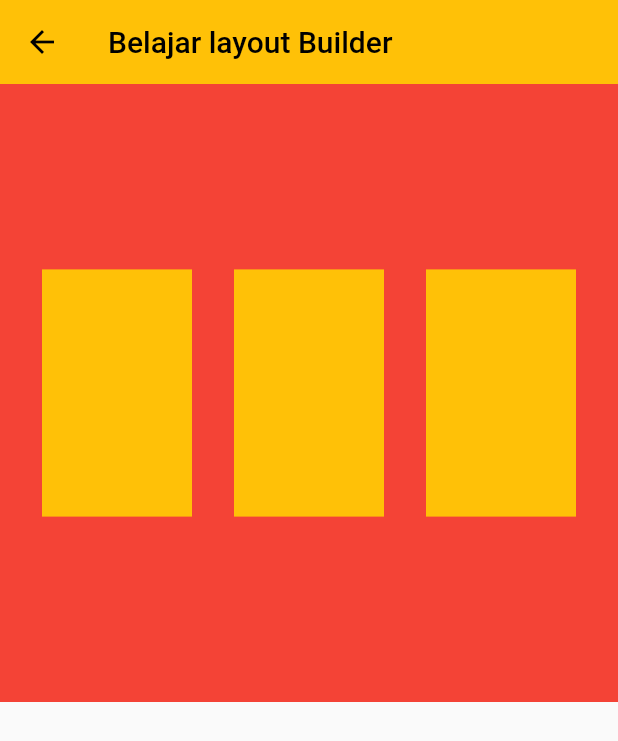
After one commit to dofirfauzi/belajar_flutter, a Flutter app: the BelajarLayoutBuilder screen opened by its route, on a phone screen of 412 x 824 dp. The commit adds this screen. Shown: the top 741 px of the screen. Run offline on Flutter 3.47's test engine with Material 2 defaults, Android fonts, the phone set to English and light mode, and no system bars.

Commit message:
belajar layout builder

```diff
--- a/lib/model/menu.dart
+++ b/lib/model/menu.dart
@@ -23,4 +23,5 @@ var menus = [
   Menu(name: 'Belajar Dialog Widget', page: DialogWidget.routeName),
   Menu(name: 'Belajar Navigation', page: BelajarNavigation.routeName),
   Menu(name: 'Belajar Switch Widget', page: SwitchWidget.routeName),
+  Menu(name: 'Belajar Layout Builder', page: BelajarLayoutBuilder.routeName),
 ];
--- a/lib/routes.dart
+++ b/lib/routes.dart
@@ -15,4 +15,5 @@ final Map<String, WidgetBuilder> routes = {
   DialogWidget.routeName: (context) => const DialogWidget(),
   BelajarNavigation.routeName: (context) => const BelajarNavigation(),
   SwitchWidget.routeName: (context) => const SwitchWidget(),
+  BelajarLayoutBuilder.routeName: (context) => const BelajarLayoutBuilder(),
 };
--- /dev/null
+++ b/lib/screen/layout_builder/layout_builder.dart
@@ -0,0 +1,49 @@
+import 'package:flutter/material.dart';
+
+class BelajarLayoutBuilder extends StatelessWidget {
+  const BelajarLayoutBuilder({super.key});
+
+  static String routeName = 'belajar_layout_builder';
+
+  @override
+  Widget build(BuildContext context) {
+    final hightScreen = MediaQuery.of(context).size.height;
+    return Scaffold(
+      appBar: AppBar(
+        title: const Text('Belajar layout Builder'),
+      ),
+      body: Container(
+        height: hightScreen * 0.5,
+        color: Colors.red,
+        child: const Row(
+          mainAxisAlignment: MainAxisAlignment.spaceEvenly,
+          children: [
+            MyContainer(),
+            MyContainer(),
+            MyContainer(),
+          ],
+        ),
+      ),
+    );
+  }
+}
+
+class MyContainer extends StatelessWidget {
+  const MyContainer({
+    super.key,
+  });
+
+  @override
+  Widget build(BuildContext context) {
+    return LayoutBuilder(
+      builder: (context, constraints) {
+        return Container(
+          width: 100,
+          //constrain itu ngambil value dari parentnya
+          height: constraints.maxHeight * 0.4,
+          color: Colors.amber,
+        );
+      },
+    );
+  }
+}
--- a/lib/screen/screen.dart
+++ b/lib/screen/screen.dart
@@ -11,3 +11,4 @@ export './text_field_widget/text_field_widget.dart';
 export './dialog_widget/dialog_widget.dart';
 export './navigation/navigation.dart';
 export './switch_widget/switch_widget.dart';
+export './layout_builder/layout_builder.dart';
```
